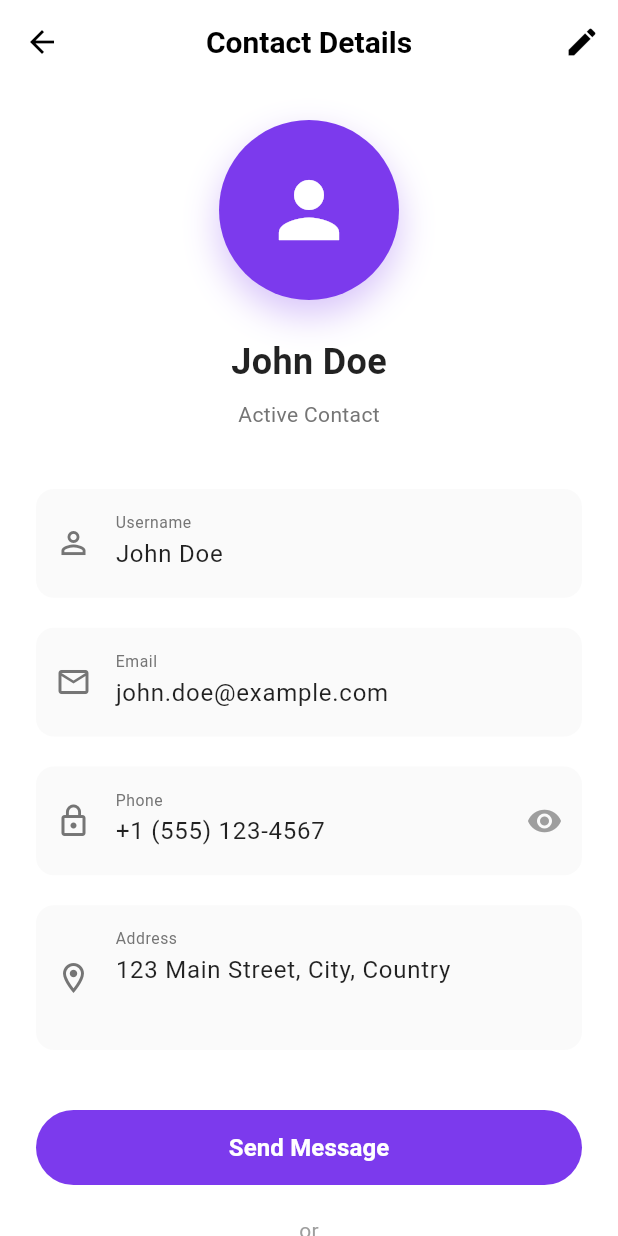
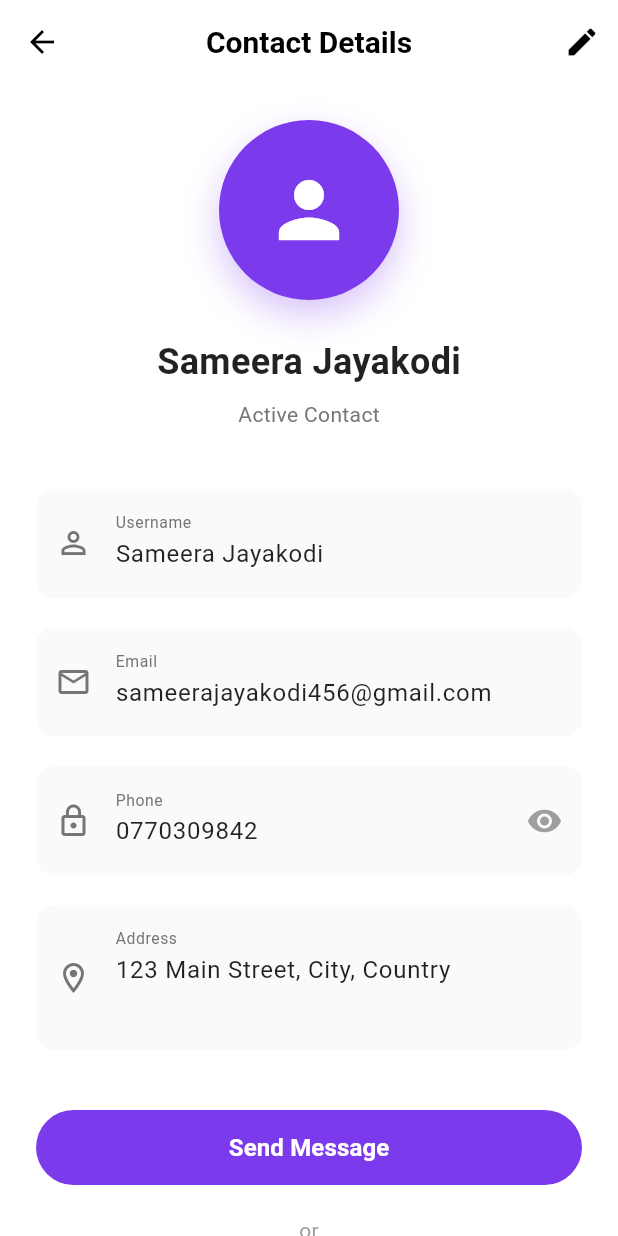
Before and after one commit to sanjeewaDeshapriya/Torva, a Flutter app: the ContactPage screen opened by its route, on a phone screen of 412 x 824 dp. Run offline on Flutter 3.47's test engine with Material 3 defaults, Android fonts, the phone set to English and light mode, and no system bars; our stand-ins replace cloud_firestore, firebase_auth, firebase_core, firebase_storage, geocoding, geolocator and 2 more; accounts and stored records are empty; network calls fail.

Commit message:
update dummy data in contact screen

```diff
--- a/lib/screens/contact/contact_page.dart
+++ b/lib/screens/contact/contact_page.dart
@@ -20,9 +20,9 @@ class _ContactPageState extends State<ContactPage> {
   void initState() {
     super.initState();
     // Initialize with some default values
-    _nameController.text = 'John Doe';
-    _emailController.text = 'john.doe@example.com';
-    _phoneController.text = '+1 (555) 123-4567';
+    _nameController.text = 'Sameera Jayakodi';
+    _emailController.text = 'sameerajayakodi456@gmail.com';
+    _phoneController.text = '0770309842';
     _addressController.text = '123 Main Street, City, Country';
   }
 
```
